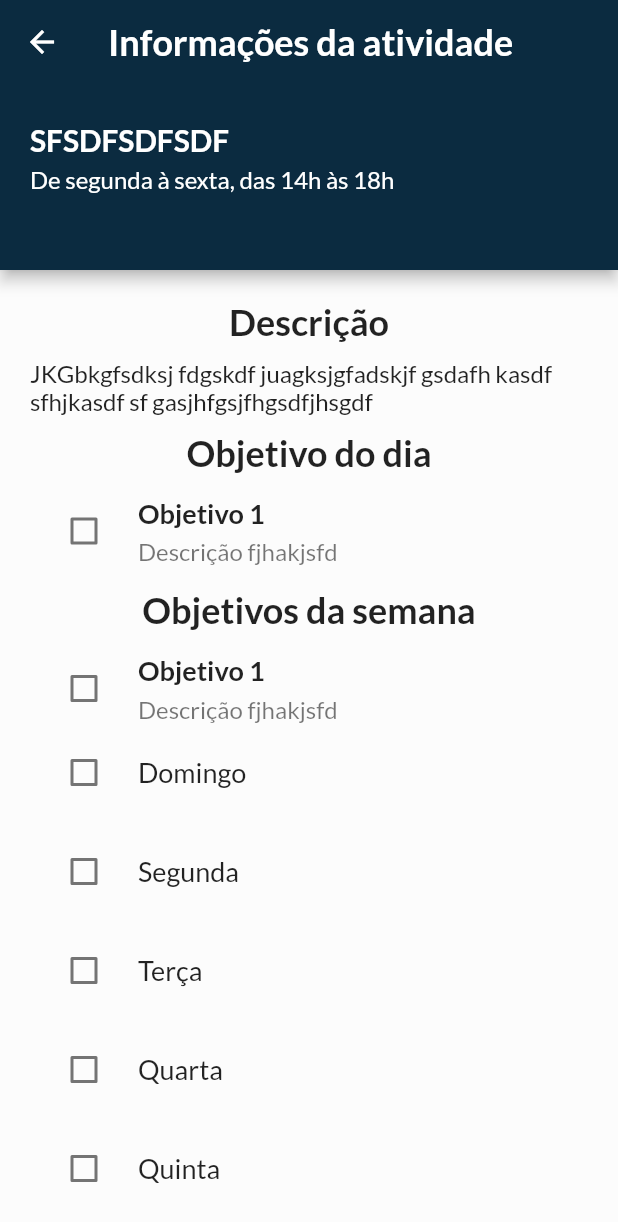
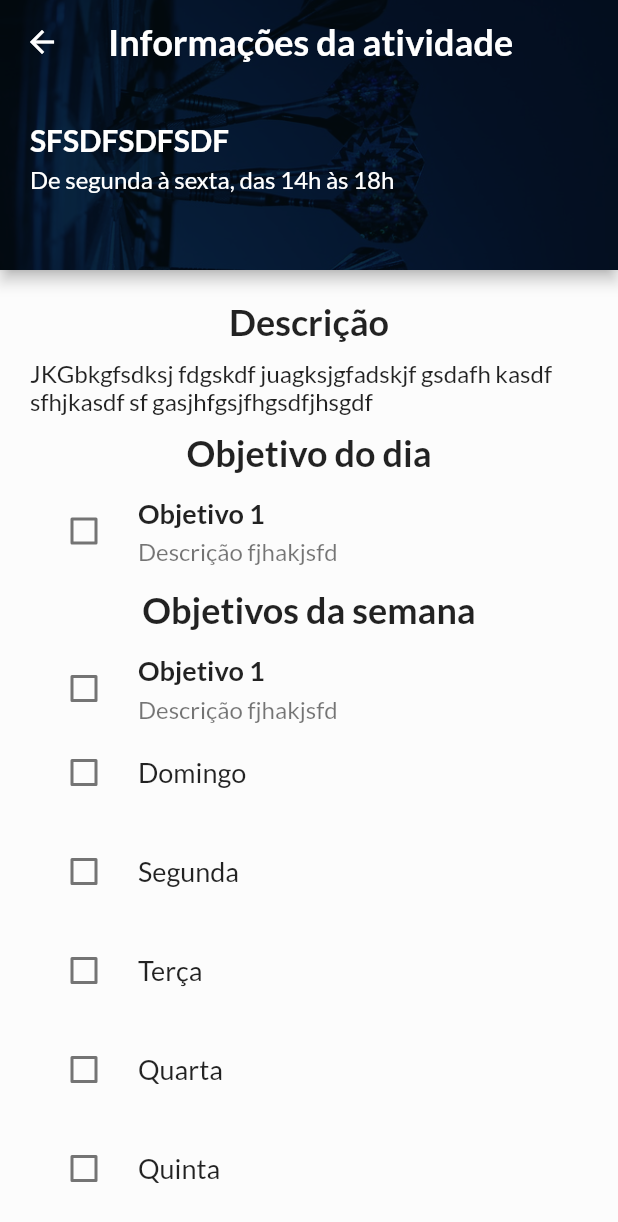
Before and after one commit to guicrisostomo/hour, a Flutter app: the InfoActivity screen opened by its route, on a phone screen of 412 x 824 dp. Shown: the top 1222 px of the screen. Run offline on Flutter 3.47's test engine with Material 2 defaults, Android fonts, the phone set to English and light mode, and no system bars; our stand-ins replace firebase_core, flutter_dotenv, flutter_svg, google_fonts; accounts and stored records are empty.

Commit message:
feat: add new images for background

```diff
--- a/lib/view/pages/info_activity.dart
+++ b/lib/view/pages/info_activity.dart
@@ -91,11 +91,23 @@ class _InfoActivityState extends State<InfoActivity> {
               fontWeight: FontWeight.w600,
             ),
           ),
-          backgroundColor: globals.primary,
 
-          flexibleSpace: Center(
+          flexibleSpace: Container(
+            decoration: BoxDecoration(
+              color: globals.primary,
+              image: DecorationImage(
+                image: const AssetImage(
+                  "lib/images/imgGoal.jpg",
+                ),
+                fit: BoxFit.cover,
+                colorFilter: ColorFilter.mode(globals.primary.withOpacity(0.8), BlendMode.modulate),
+              ),
+            ),
+
+            child: Center(
               child: Wrap(
                 direction: Axis.horizontal,
+
                 children: [
 
                   Padding(
@@ -126,6 +138,7 @@ class _InfoActivityState extends State<InfoActivity> {
                     ),
                   ),
                 ]
+              ),
             ),
           )
         ),
--- a/pubspec.yaml
+++ b/pubspec.yaml
@@ -70,6 +70,9 @@ flutter:
     - lib/images/iconMyHour.png
     - lib/images/imgPeople.jpg
     - lib/images/imgBubbles.jpg
+    - lib/images/imgCalendar.jpg
+    - lib/images/imgGoal.jpg
+    - lib/images/imgPlanning.jpg
     - .env
   #   - images/a_dot_ham.jpeg
 
```
Also changed, not shown: lib/view/pages/planning.dart (+14 -1 lines), lib/images/imgCalendar.jpg (added), lib/images/imgGoal.jpg (added), lib/images/imgPlanning.jpg (added). Lines whose indentation alone changed are shown as unchanged.
